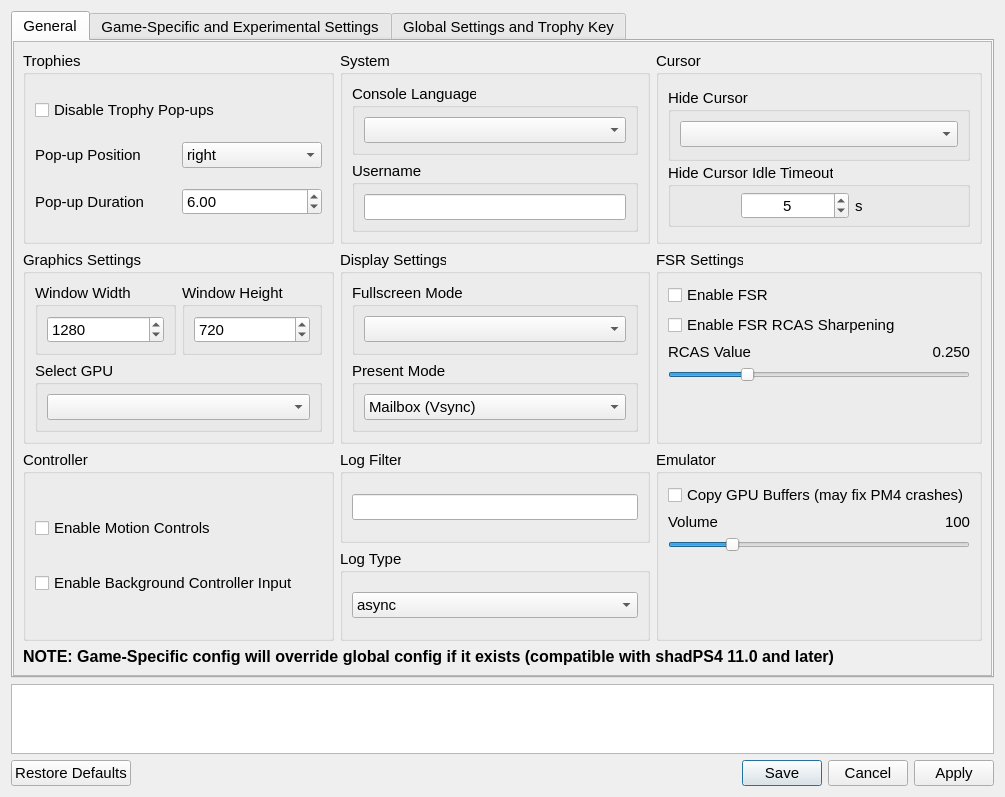
The window that settings/ShadSettings.ui (rainmakerv3/BB_Launcher) describes before a commit, drawn with Qt 5.
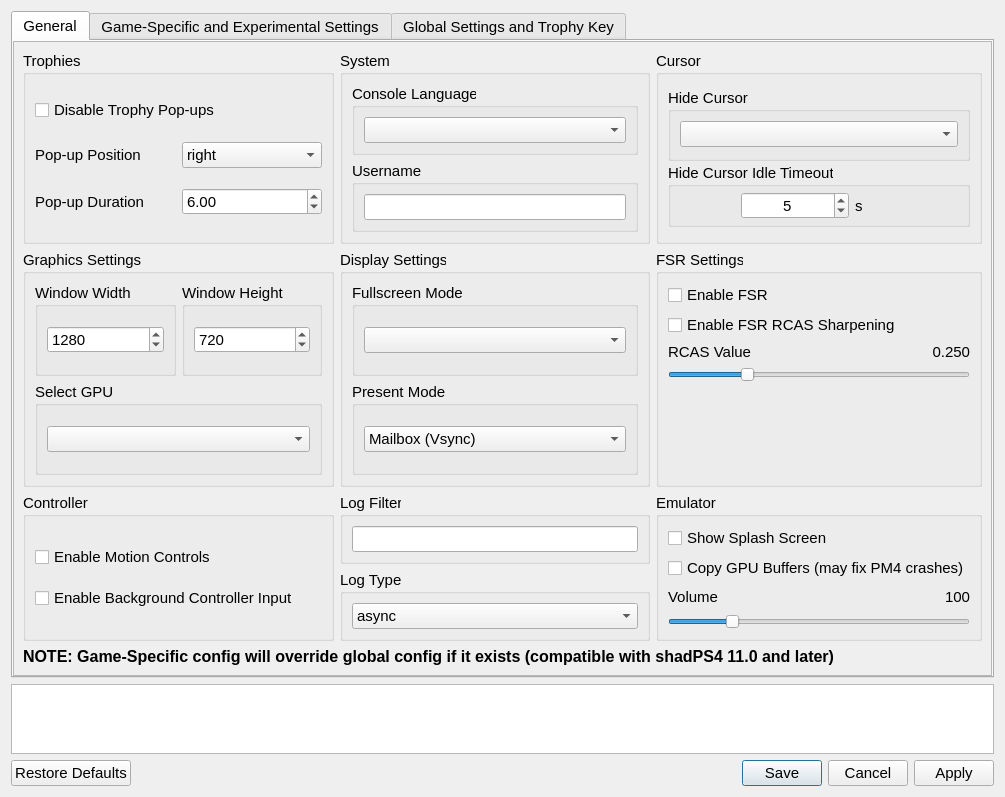
The same window after the commit. Icons and pictures are not drawn.

Commit message: Add splash screen setting

Diff of the .ui file:
```diff
--- a/settings/ShadSettings.ui
+++ b/settings/ShadSettings.ui
@@ -655,6 +655,13 @@
              <string notr="true">Emulator</string>
             </property>
             <layout class="QVBoxLayout" name="verticalLayout_4">
+             <item>
+              <widget class="QCheckBox" name="showSplashCheckBox">
+               <property name="text">
+                <string>Show Splash Screen</string>
+               </property>
+              </widget>
+             </item>
              <item>
               <widget class="QCheckBox" name="GPUBufferCheckBox">
                <property name="text">
@@ -706,19 +713,6 @@
                </item>
               </layout>
              </item>
-             <item>
-              <spacer name="verticalSpacer">
-               <property name="orientation">
-                <enum>Qt::Orientation::Vertical</enum>
-               </property>
-               <property name="sizeHint" stdset="0">
-                <size>
-                 <width>20</width>
-                 <height>40</height>
-                </size>
-               </property>
-              </spacer>
-             </item>
             </layout>
            </widget>
           </item>
```
The commit also changes 1 other file.
